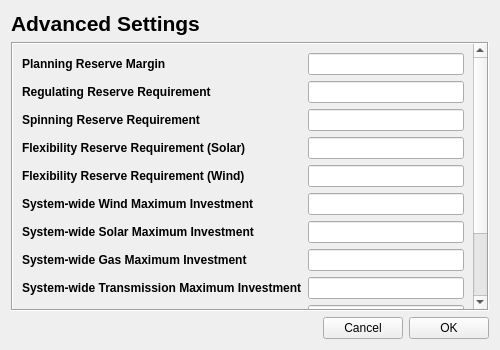
Before: the Qt Designer form quest_planning/ui/forms/planning_model_setup/advanced_settings.ui in sandialabs/quest_planning, drawn with Qt 5.
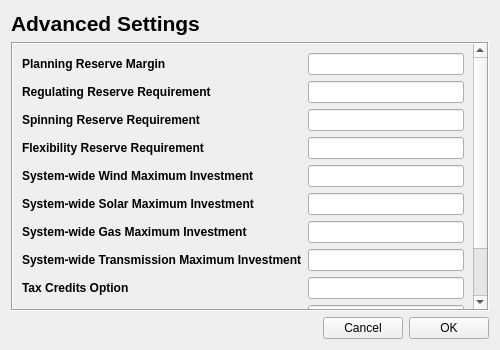
After: the same form once the commit is applied.

Commit message: refactor: flexibility reserve requirement

The edit to the form file:
```diff
--- a/quest_planning/ui/forms/planning_model_setup/advanced_settings.ui
+++ b/quest_planning/ui/forms/planning_model_setup/advanced_settings.ui
@@ -122,7 +122,7 @@
            </widget>
           </item>
           <item>
-           <widget class="QLabel" name="label_flex_reserve_solar">
+           <widget class="QLabel" name="label_flex_reserve">
             <property name="font">
              <font>
               <weight>75</weight>
@@ -130,20 +130,7 @@
              </font>
             </property>
             <property name="text">
-             <string>Flexibility Reserve Requirement (Solar)</string>
-            </property>
-           </widget>
-          </item>
-          <item>
-           <widget class="QLabel" name="label_flex_reserve_wind">
-            <property name="font">
-             <font>
-              <weight>75</weight>
-              <bold>true</bold>
-             </font>
-            </property>
-            <property name="text">
-             <string>Flexibility Reserve Requirement (Wind)</string>
+             <string>Flexibility Reserve Requirement</string>
             </property>
            </widget>
           </item>
@@ -269,10 +256,7 @@
            <widget class="QLineEdit" name="lineEdit_spinning"/>
           </item>
           <item>
-           <widget class="QLineEdit" name="lineEdit_flex_solar"/>
-          </item>
-          <item>
-           <widget class="QLineEdit" name="lineEdit_flex_wind"/>
+           <widget class="QLineEdit" name="lineEdit_flex_reserve"/>
           </item>
           <item>
            <widget class="QLineEdit" name="lineEdit_sys_wind_max"/>
```
The commit also changes 3 other files.
